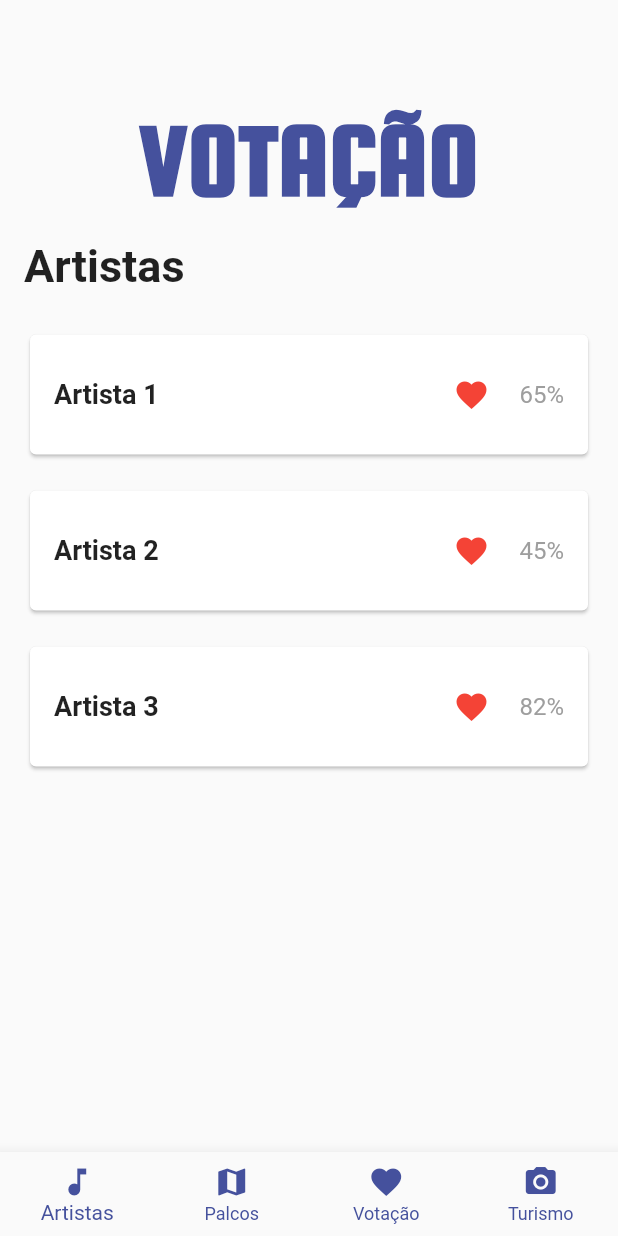
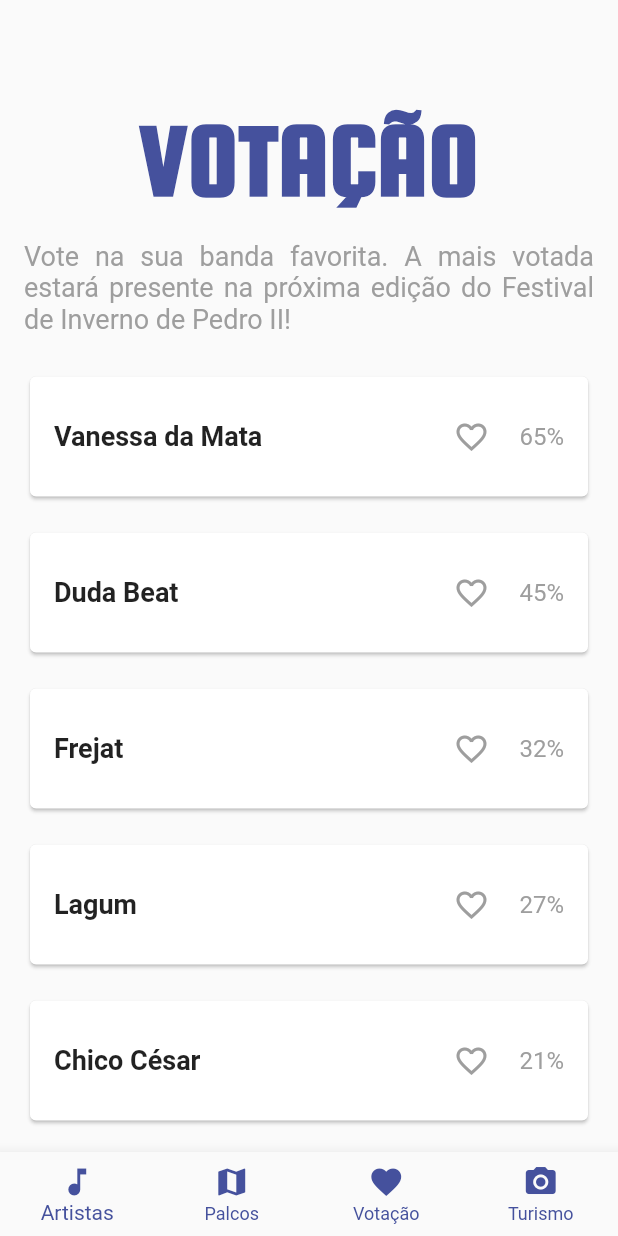
Before and after one commit to pedroallysson/AppFestival, a Flutter app: the VotacaoPage screen opened by its route, on a phone screen of 412 x 824 dp. Run offline on Flutter 3.47's test engine with Material 2 defaults, Android fonts, the phone set to English and light mode, and no system bars; our stand-ins replace carousel_slider.

Commit message:
Ajustando arquivo Home

```diff
--- a/lib/homepage.dart
+++ b/lib/homepage.dart
@@ -7,7 +7,6 @@ class HomePage extends StatefulWidget {
 
 class _HomePageState extends State<HomePage> {
   int _selectedIndex = 0;
-  int _selectedArtista = 0;
 
   @override
   Widget build(BuildContext context) {
@@ -110,7 +109,7 @@ class _HomePageState extends State<HomePage> {
         type: BottomNavigationBarType.fixed,
         items: const <BottomNavigationBarItem>[
           BottomNavigationBarItem(
-            icon: Icon(Icons.music_note, color: Color(0xF33C4998)),
+            icon: Icon(Icons.music_note),
             label: 'Artistas',
           ),
           BottomNavigationBarItem(
@@ -270,7 +269,4 @@ class _HomePageState extends State<HomePage> {
       ),
     );
   }
-
-
-
 }
--- a/lib/votacao.dart
+++ b/lib/votacao.dart
@@ -28,33 +28,47 @@ class VotacaoPage extends StatelessWidget {
             Padding(
               padding: EdgeInsets.symmetric(horizontal: 16),
               child: Text(
-                'Artistas',
+                'Vote na sua banda favorita. A mais votada estará presente na próxima edição do Festival de Inverno de Pedro II!',
                 style: TextStyle(
-                  fontSize: 30,
-                  fontWeight: FontWeight.bold,
+                  fontSize: 18,
+                  color: Colors.grey,
                 ),
+                textAlign: TextAlign.justify,
               ),
             ),
             SizedBox(height: 16),
             Column(
               children: [
                 ArtistaCard(
-                  nome: 'Artista 1',
+                  nome: 'Vanessa da Mata',
                   votos: 65,
                 ),
                 ArtistaCard(
-                  nome: 'Artista 2',
+                  nome: 'Duda Beat',
                   votos: 45,
                 ),
                 ArtistaCard(
-                  nome: 'Artista 3',
-                  votos: 82,
+                  nome: 'Frejat',
+                  votos: 32,
+                ),
+                ArtistaCard(
+                  nome: 'Lagum',
+                  votos: 27,
+                ),
+                ArtistaCard(
+                  nome: 'Chico César',
+                  votos: 21,
+                ),
+                ArtistaCard(
+                  nome: 'Anavitória',
+                  votos: 18,
                 ),
               ],
             ),
           ],
         ),
       ),
+
       bottomNavigationBar: BottomNavigationBar(
         type: BottomNavigationBarType.fixed,
         items: const <BottomNavigationBarItem>[
@@ -125,8 +139,8 @@ class ArtistaCard extends StatelessWidget {
                 onPressed: () {
                   // Lógica para votar no artista
                 },
-                icon: Icon(Icons.favorite),
-                color: Colors.red,
+                icon: Icon(Icons.favorite_border),
+                color: Colors.grey,
               ),
               SizedBox(width: 8),
               Text(
```
